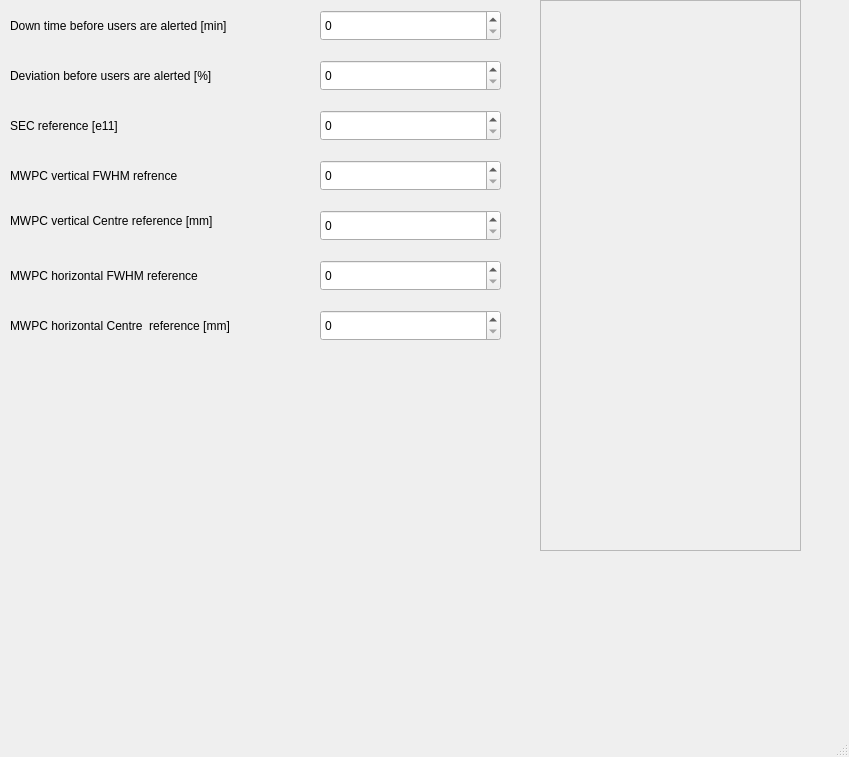
Qt form cst.ui (einoj/charm_shift_tool) before a commit.
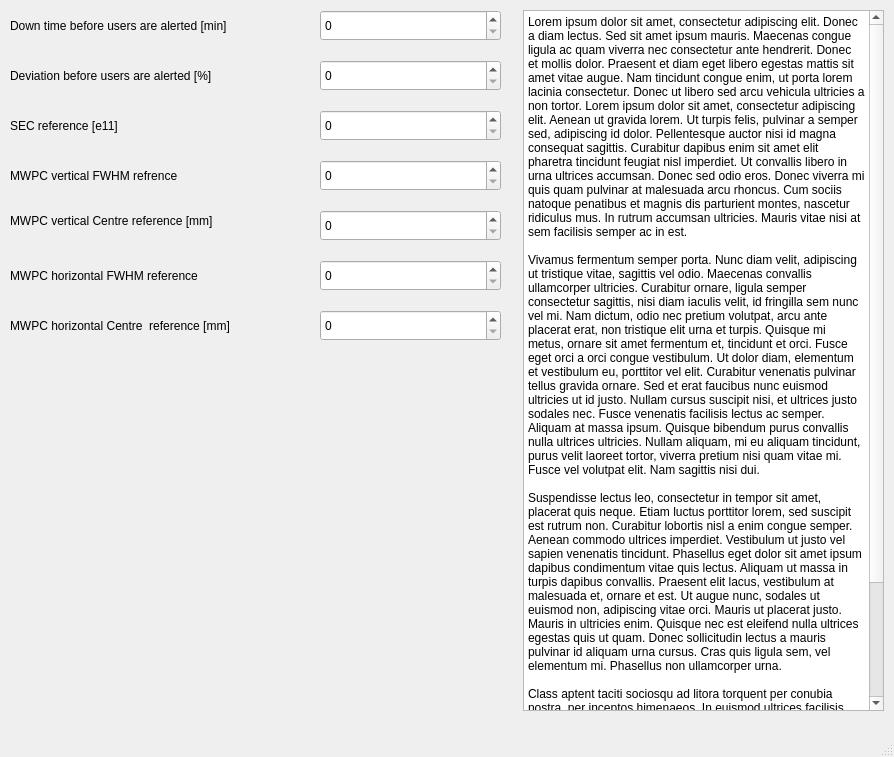
The same form after that commit.

Commit message: Functing GUI! When data in the spin boxes are changed the database is updated with the new settingss

```diff
--- a/cst.ui
+++ b/cst.ui
@@ -6,7 +6,7 @@
    <rect>
     <x>0</x>
     <y>0</y>
-    <width>849</width>
+    <width>894</width>
     <height>757</height>
    </rect>
   </property>
@@ -14,30 +14,7 @@
    <string>MainWindow</string>
   </property>
   <widget class="QWidget" name="centralwidget">
-   <widget class="QScrollArea" name="scrollArea">
-    <property name="geometry">
-     <rect>
-      <x>540</x>
-      <y>0</y>
-      <width>261</width>
-      <height>551</height>
-     </rect>
-    </property>
-    <property name="widgetResizable">
-     <bool>true</bool>
-    </property>
-    <widget class="QWidget" name="scrollAreaWidgetContents">
-     <property name="geometry">
-      <rect>
-       <x>0</x>
-       <y>0</y>
-       <width>259</width>
-       <height>549</height>
-      </rect>
-     </property>
-    </widget>
-   </widget>
-   <widget class="QSpinBox" name="spinBox">
+   <widget class="QSpinBox" name="downTimeBox">
     <property name="geometry">
      <rect>
       <x>320</x>
@@ -198,6 +175,28 @@
      <string>MWPC horizontal Centre  reference [mm]</string>
     </property>
    </widget>
+   <widget class="QPlainTextEdit" name="plainTextEdit">
+    <property name="geometry">
+     <rect>
+      <x>523</x>
+      <y>10</y>
+      <width>361</width>
+      <height>701</height>
+     </rect>
+    </property>
+    <property name="plainText">
+     <string>Lorem ipsum dolor sit amet, consectetur adipiscing elit. Donec a diam lectus. Sed sit amet ipsum mauris. Maecenas congue ligula ac quam viverra nec consectetur ante hendrerit. Donec et mollis dolor. Praesent et diam eget libero egestas mattis sit amet vitae augue. Nam tincidunt congue enim, ut porta lorem lacinia consectetur. Donec ut libero sed arcu vehicula ultricies a non tortor. Lorem ipsum dolor sit amet, consectetur adipiscing elit. Aenean ut gravida lorem. Ut turpis felis, pulvinar a semper sed, adipiscing id dolor. Pellentesque auctor nisi id magna consequat sagittis. Curabitur dapibus enim sit amet elit pharetra tincidunt feugiat nisl imperdiet. Ut convallis libero in urna ultrices accumsan. Donec sed odio eros. Donec viverra mi quis quam pulvinar at malesuada arcu rhoncus. Cum sociis natoque penatibus et magnis dis parturient montes, nascetur ridiculus mus. In rutrum accumsan ultricies. Mauris vitae nisi at sem facilisis semper ac in est.
+
+Vivamus fermentum semper porta. Nunc diam velit, adipiscing ut tristique vitae, sagittis vel odio. Maecenas convallis ullamcorper ultricies. Curabitur ornare, ligula semper consectetur sagittis, nisi diam iaculis velit, id fringilla sem nunc vel mi. Nam dictum, odio nec pretium volutpat, arcu ante placerat erat, non tristique elit urna et turpis. Quisque mi metus, ornare sit amet fermentum et, tincidunt et orci. Fusce eget orci a orci congue vestibulum. Ut dolor diam, elementum et vestibulum eu, porttitor vel elit. Curabitur venenatis pulvinar tellus gravida ornare. Sed et erat faucibus nunc euismod ultricies ut id justo. Nullam cursus suscipit nisi, et ultrices justo sodales nec. Fusce venenatis facilisis lectus ac semper. Aliquam at massa ipsum. Quisque bibendum purus convallis nulla ultrices ultricies. Nullam aliquam, mi eu aliquam tincidunt, purus velit laoreet tortor, viverra pretium nisi quam vitae mi. Fusce vel volutpat elit. Nam sagittis nisi dui.
+
+Suspendisse lectus leo, consectetur in tempor sit amet, placerat quis neque. Etiam luctus porttitor lorem, sed suscipit est rutrum non. Curabitur lobortis nisl a enim congue semper. Aenean commodo ultrices imperdiet. Vestibulum ut justo vel sapien venenatis tincidunt. Phasellus eget dolor sit amet ipsum dapibus condimentum vitae quis lectus. Aliquam ut massa in turpis dapibus convallis. Praesent elit lacus, vestibulum at malesuada et, ornare et est. Ut augue nunc, sodales ut euismod non, adipiscing vitae orci. Mauris ut placerat justo. Mauris in ultricies enim. Quisque nec est eleifend nulla ultrices egestas quis ut quam. Donec sollicitudin lectus a mauris pulvinar id aliquam urna cursus. Cras quis ligula sem, vel elementum mi. Phasellus non ullamcorper urna.
+
+Class aptent taciti sociosqu ad litora torquent per conubia nostra, per inceptos himenaeos. In euismod ultrices facilisis. Vestibulum porta sapien adipiscing augue congue id pretium lectus molestie. Proin quis dictum nisl. Morbi id quam sapien, sed vestibulum sem. Duis elementum rutrum mauris sed convallis. Proin vestibulum magna mi. Aenean tristique hendrerit magna, ac facilisis nulla hendrerit ut. Sed non tortor sodales quam auctor elementum. Donec hendrerit nunc eget elit pharetra pulvinar. Suspendisse id tempus tortor. Aenean luctus, elit commodo laoreet commodo, justo nisi consequat massa, sed vulputate quam urna quis eros. Donec vel. </string>
+    </property>
+    <property name="textInteractionFlags">
+     <set>Qt::TextSelectableByKeyboard|Qt::TextSelectableByMouse</set>
+    </property>
+   </widget>
   </widget>
   <widget class="QMenuBar" name="menubar">
    <property name="geometry">
```
Left out of the diff: 138 changed lines with no effect on the pictures. The commit also changes 3 other files.
